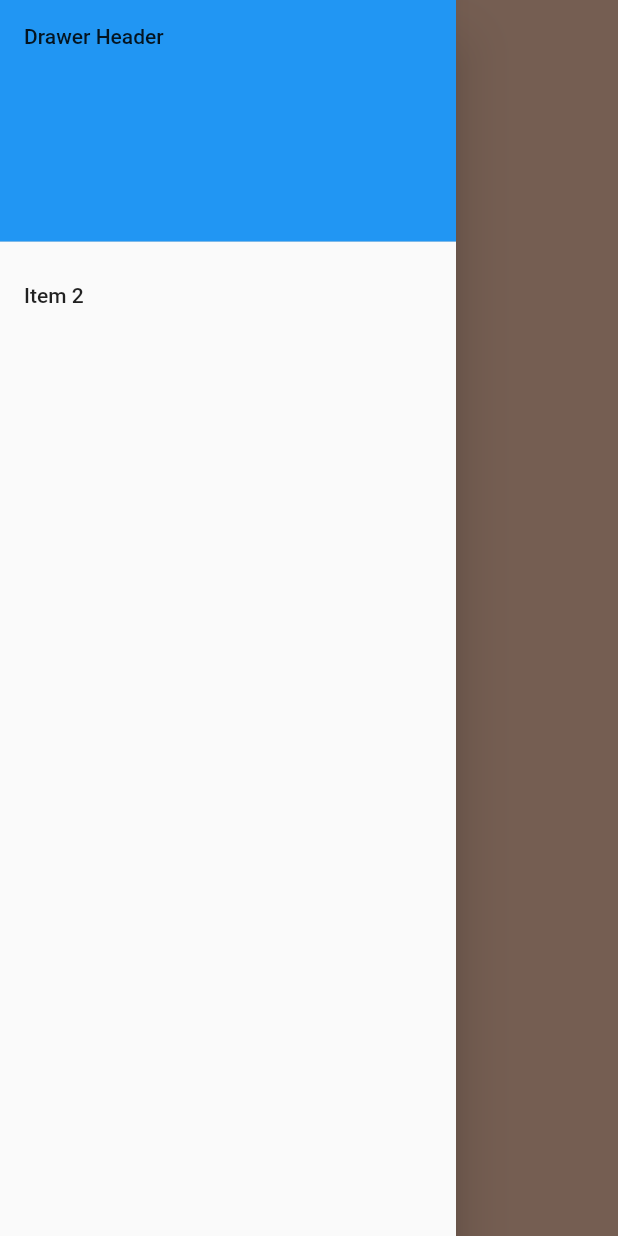
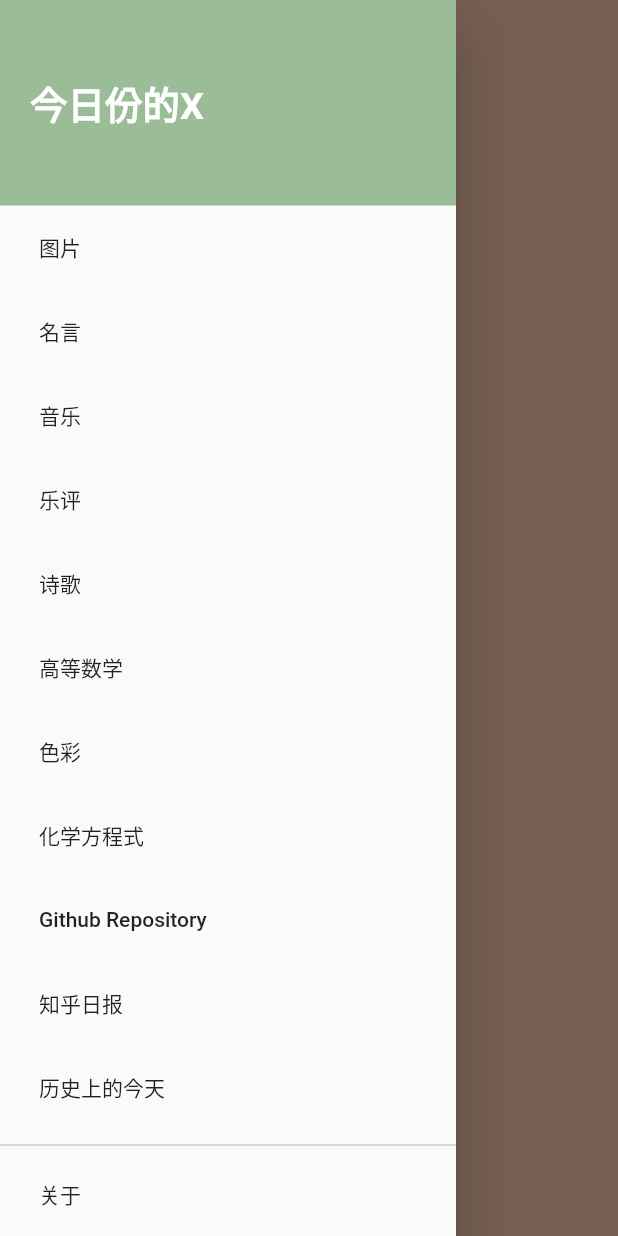
Before and after one commit to shuiRong/TodayX, a Flutter app: the screen it shows after launch, with the side drawer open, on a phone screen of 412 x 824 dp. Run offline on Flutter 3.47's test engine with Material 2 defaults, Android fonts, the phone set to English and light mode, and no system bars; our stand-ins replace audioplayers, auto_size_text, flutter_easyrefresh, flutter_icons; network calls fail; project files that could hold a hidden picture were left out.

Commit message:
完成Drawer抽屉的内容;

```diff
--- a/lib/main.dart
+++ b/lib/main.dart
@@ -36,7 +36,8 @@ class RandomWords extends StatefulWidget {
   RandomWordsState createState() => RandomWordsState();
 }
 
-class RandomWordsState extends State<RandomWords> {
+class RandomWordsState extends State<RandomWords>
+    with SingleTickerProviderStateMixin {
   Map picture = {'url': '', 'copyright': '', 'copyrightlink': ''};
   Map sentence = {'hitokoto': '', 'from': ''};
   Map poetry = {'content': '', 'origin': '', 'author': ''};
@@ -61,30 +62,26 @@ class RandomWordsState extends State<RandomWords> {
   Map zhihuDaily = {'title': ''};
   Map today = {'day': '', 'content': ''};
 
-  AudioPlayer audioPlayer = new AudioPlayer();
+  TabController _tabController;
+  AudioPlayer audioPlayer = AudioPlayer();
   bool isPlaying = false;
-  GlobalKey<RefreshHeaderState> _headerKey1 =
-      new GlobalKey<RefreshHeaderState>();
-  GlobalKey<RefreshHeaderState> _headerKey2 =
-      new GlobalKey<RefreshHeaderState>();
-  GlobalKey<RefreshHeaderState> _headerKey3 =
-      new GlobalKey<RefreshHeaderState>();
-  GlobalKey<RefreshHeaderState> _headerKey4 =
-      new GlobalKey<RefreshHeaderState>();
-  GlobalKey<RefreshHeaderState> _headerKey5 =
-      new GlobalKey<RefreshHeaderState>();
-  GlobalKey<RefreshHeaderState> _headerKey6 =
-      new GlobalKey<RefreshHeaderState>();
-  GlobalKey<RefreshHeaderState> _headerKey7 =
-      new GlobalKey<RefreshHeaderState>();
-  GlobalKey<RefreshHeaderState> _headerKey8 =
-      new GlobalKey<RefreshHeaderState>();
-  GlobalKey<RefreshHeaderState> _headerKey9 =
-      new GlobalKey<RefreshHeaderState>();
-  GlobalKey<RefreshHeaderState> _headerKey10 =
-      new GlobalKey<RefreshHeaderState>();
-  GlobalKey<RefreshHeaderState> _headerKey11 =
-      new GlobalKey<RefreshHeaderState>();
+  GlobalKey<RefreshHeaderState> _headerKey1 = GlobalKey<RefreshHeaderState>();
+  GlobalKey<RefreshHeaderState> _headerKey2 = GlobalKey<RefreshHeaderState>();
+  GlobalKey<RefreshHeaderState> _headerKey3 = GlobalKey<RefreshHeaderState>();
+  GlobalKey<RefreshHeaderState> _headerKey4 = GlobalKey<RefreshHeaderState>();
+  GlobalKey<RefreshHeaderState> _headerKey5 = GlobalKey<RefreshHeaderState>();
+  GlobalKey<RefreshHeaderState> _headerKey6 = GlobalKey<RefreshHeaderState>();
+  GlobalKey<RefreshHeaderState> _headerKey7 = GlobalKey<RefreshHeaderState>();
+  GlobalKey<RefreshHeaderState> _headerKey8 = GlobalKey<RefreshHeaderState>();
+  GlobalKey<RefreshHeaderState> _headerKey9 = GlobalKey<RefreshHeaderState>();
+  GlobalKey<RefreshHeaderState> _headerKey10 = GlobalKey<RefreshHeaderState>();
+  GlobalKey<RefreshHeaderState> _headerKey11 = GlobalKey<RefreshHeaderState>();
+
+  @override
+  void initState() {
+    super.initState();
+    _tabController = TabController(vsync: this, length: 11);
+  }
 
   @override
   void didChangeDependencies() {
@@ -103,6 +100,21 @@ class RandomWordsState extends State<RandomWords> {
   }
 
   @override
+  void dispose() {
+    _tabController.dispose();
+    super.dispose();
+  }
+
+  Widget getListTile(String title, int index) {
+    return ListTile(
+      title: Text(title, style: TextStyle(color: Color(0xff9ABD97))),
+      onTap: () {
+        to(index);
+      },
+    );
+  }
+
+  @override
   Widget build(BuildContext context) {
     return Scaffold(
         body: DefaultTabController(
@@ -110,6 +122,7 @@ class RandomWordsState extends State<RandomWords> {
           child: Scaffold(
             appBar: null,
             body: TabBarView(
+              controller: _tabController,
               children: [
                 _buildPicture(),
                 _buildSentence(),
@@ -130,19 +143,106 @@ class RandomWordsState extends State<RandomWords> {
           child: ListView(
             padding: EdgeInsets.zero,
             children: <Widget>[
-              DrawerHeader(
-                child: Text('Drawer Header'),
+              Container(
+                color: Color(0xff9ABD97),
+                child: Padding(
+                    padding: EdgeInsets.fromLTRB(20, 50, 0, 50),
+                    child: Text('今日份的X',
+                        style: TextStyle(
+                            fontSize: 25,
+                            fontWeight: FontWeight.bold,
+                            color: Colors.white))),
+              ),
+              Container(
+                  margin: EdgeInsets.fromLTRB(10, 0, 0, 10),
+                  child: Column(children: <Widget>[
+                    ListTile(
+                      title: Text('图片'),
+                      onTap: () {
+                        to(0);
+                      },
+                    ),
+                    ListTile(
+                      title: Text('名言'),
+                      onTap: () {
+                        to(1);
+                      },
+                    ),
+                    ListTile(
+                      title: Text('音乐'),
+                      onTap: () {
+                        to(2);
+                      },
+                    ),
+                    ListTile(
+                      title: Text('乐评'),
+                      onTap: () {
+                        to(3);
+                      },
+                    ),
+                    ListTile(
+                      title: Text('诗歌'),
+                      onTap: () {
+                        to(4);
+                      },
+                    ),
+                    ListTile(
+                      title: Text('高等数学'),
+                      onTap: () {
+                        to(5);
+                      },
+                    ),
+                    ListTile(
+                      title: Text('色彩'),
+                      onTap: () {
+                        to(6);
+                      },
+                    ),
+                    ListTile(
+                      title: Text('化学方程式'),
+                      onTap: () {
+                        to(7);
+                      },
+                    ),
+                    ListTile(
+                      title: Text('Github Repository'),
+                      onTap: () {
+                        to(8);
+                      },
+                    ),
+                    ListTile(
+                      title: Text('知乎日报'),
+                      onTap: () {
+                        to(9);
+                      },
+                    ),
+                    ListTile(
+                      title: Text('历史上的今天'),
+                      onTap: () {
+                        to(10);
+                      },
+                    )
+                  ])),
+              Container(
+                padding: const EdgeInsets.fromLTRB(10, 5, 0, 0),
                 decoration: BoxDecoration(
-                  color: Colors.blue,
+                    border: Border(
+                        top: BorderSide(color: Colors.black26, width: 0.7))),
+                child: ListTile(
+                  title: Text('关于'),
+                  onTap: () {
+                    launch('https://github.com/shuiRong/TodayX');
+                  },
                 ),
-              ),
-              ListTile(
-                title: Text('Item 2'),
-                onTap: () {},
-              ),
+              )
             ],
           ),
         ));
+  }
+
+  to(int where) {
+    Navigator.pop(context);
+    _tabController.animateTo(where);
   }
 
   _loadPicture() {
@@ -252,7 +352,7 @@ class RandomWordsState extends State<RandomWords> {
                     child: Column(
                       children: <Widget>[
                         Padding(
-                            padding: new EdgeInsets.only(bottom: 30),
+                            padding: EdgeInsets.only(bottom: 30),
                             child: Text(
                               sentence['hitokoto'],
                               style: TextStyle(
@@ -314,7 +414,7 @@ class RandomWordsState extends State<RandomWords> {
                     child: Column(
                       children: <Widget>[
                         Padding(
-                            padding: new EdgeInsets.only(bottom: 30),
+                            padding: EdgeInsets.only(bottom: 30),
                             child: Text(
                               poetry['content'],
                               style: TextStyle(
@@ -481,7 +581,7 @@ class RandomWordsState extends State<RandomWords> {
                   Padding(
                       padding: EdgeInsets.only(top: 40),
                       child: Text(
-                        '评论',
+                        '乐评',
                         style: TextStyle(
                           color: Color(textColor),
                           fontSize: 15,
@@ -493,7 +593,7 @@ class RandomWordsState extends State<RandomWords> {
                     child: Column(
                       children: <Widget>[
                         Padding(
-                            padding: new EdgeInsets.only(bottom: 50),
+                            padding: EdgeInsets.only(bottom: 50),
                             child: AutoSizeText(
                               musicComment['comment'],
                               style: TextStyle(
@@ -547,7 +647,7 @@ class RandomWordsState extends State<RandomWords> {
         .loadString("./lib/assets/math.json")
         .then((data) {
       final result = json.decode(data);
-      String index = new Random().nextInt(8).toString();
+      String index = Random().nextInt(8).toString();
       setState(() {
         math = result[index];
       });
@@ -681,7 +781,7 @@ class RandomWordsState extends State<RandomWords> {
         .loadString("./lib/assets/chemical.json")
         .then((data) {
       final result = json.decode(data);
-      String index = new Random().nextInt(14).toString();
+      String index = Random().nextInt(14).toString();
       setState(() {
         chemical = result[index];
       });
@@ -862,7 +962,7 @@ class RandomWordsState extends State<RandomWords> {
                   Padding(
                       padding: EdgeInsets.only(top: 40),
                       child: Text(
-                        '知乎',
+                        '知乎日报',
                         style: TextStyle(
                           color: Color(textColor),
                           fontSize: 15,
@@ -940,7 +1040,7 @@ class RandomWordsState extends State<RandomWords> {
                     child: Column(
                       children: <Widget>[
                         Padding(
-                            padding: new EdgeInsets.only(bottom: 30),
+                            padding: EdgeInsets.only(bottom: 30),
                             child: Text(
                               today['content'],
                               style: TextStyle(
```
